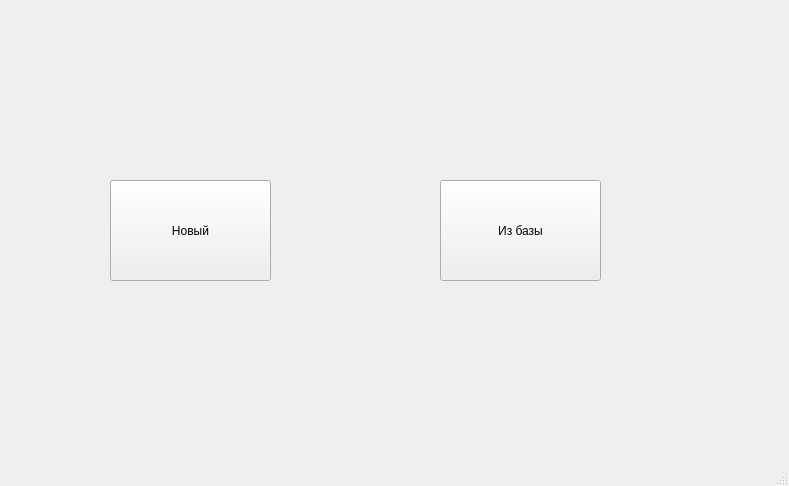
This is qt/add_s.ui in andrei-229/valanter_app as Qt 5 draws it before an edit. The edited form follows.
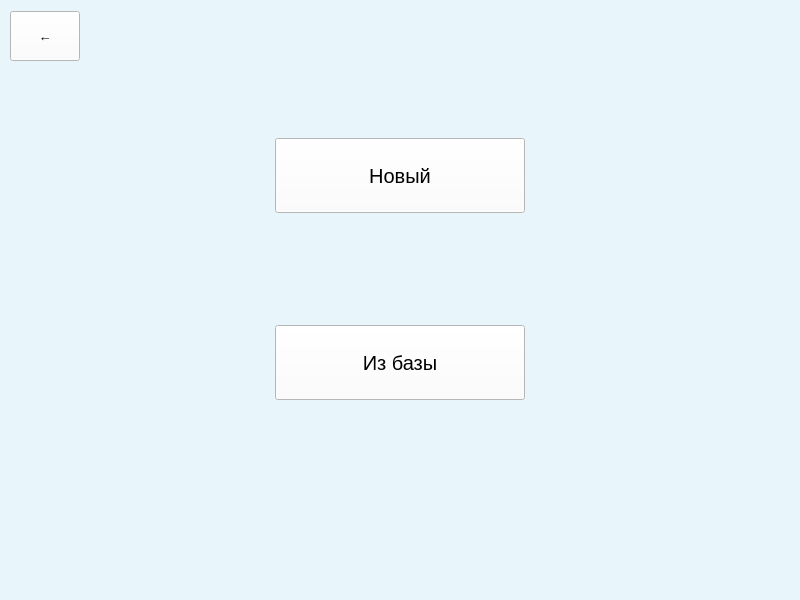
This is the edited form.

What changed in the file:
```diff
--- a/qt/add_s.ui
+++ b/qt/add_s.ui
@@ -6,39 +6,186 @@
    <rect>
     <x>0</x>
     <y>0</y>
-    <width>789</width>
-    <height>486</height>
+    <width>800</width>
+    <height>600</height>
    </rect>
   </property>
+  <property name="minimumSize">
+   <size>
+    <width>800</width>
+    <height>600</height>
+   </size>
+  </property>
+  <property name="maximumSize">
+   <size>
+    <width>800</width>
+    <height>600</height>
+   </size>
+  </property>
+  <property name="font">
+   <font>
+    <underline>false</underline>
+   </font>
+  </property>
+  <property name="mouseTracking">
+   <bool>true</bool>
+  </property>
+  <property name="tabletTracking">
+   <bool>true</bool>
+  </property>
   <property name="windowTitle">
    <string>Добавление студента в мероприятие</string>
   </property>
+  <property name="styleSheet">
+   <string notr="true">background-color: rgb(232, 245, 250);</string>
+  </property>
   <widget class="QWidget" name="centralwidget">
-   <widget class="QPushButton" name="new_s">
+   <widget class="QWidget" name="horizontalLayoutWidget">
     <property name="geometry">
      <rect>
-      <x>110</x>
-      <y>180</y>
-      <width>161</width>
-      <height>101</height>
+      <x>10</x>
+      <y>120</y>
+      <width>781</width>
+      <height>111</height>
      </rect>
     </property>
-    <property name="text">
-     <string>Новый</string>
+    <layout class="QHBoxLayout" name="horizontalLayout">
+     <item alignment="Qt::AlignHCenter|Qt::AlignVCenter">
+      <widget class="QPushButton" name="new_student_btn">
+       <property name="minimumSize">
+        <size>
+         <width>250</width>
+         <height>75</height>
+        </size>
+       </property>
+       <property name="maximumSize">
+        <size>
+         <width>250</width>
+         <height>50</height>
+        </size>
+       </property>
+       <property name="font">
+        <font>
+         <pointsize>15</pointsize>
+        </font>
+       </property>
+       <property name="mouseTracking">
+        <bool>true</bool>
+       </property>
+       <property name="styleSheet">
+        <string notr="true">background-color: rgb(255, 255, 255);
+</string>
+       </property>
+       <property name="text">
+        <string>Новый</string>
+       </property>
+      </widget>
+     </item>
+    </layout>
+   </widget>
+   <widget class="QWidget" name="horizontalLayoutWidget_2">
+    <property name="geometry">
+     <rect>
+      <x>10</x>
+      <y>290</y>
+      <width>781</width>
+      <height>121</height>
+     </rect>
     </property>
+    <layout class="QHBoxLayout" name="horizontalLayout_2">
+     <item>
+      <widget class="QPushButton" name="from_baze_btn">
+       <property name="enabled">
+        <bool>true</bool>
+       </property>
+       <property name="minimumSize">
+        <size>
+         <width>250</width>
+         <height>75</height>
+        </size>
+       </property>
+       <property name="maximumSize">
+        <size>
+         <width>250</width>
+         <height>50</height>
+        </size>
+       </property>
+       <property name="font">
+        <font>
+         <pointsize>15</pointsize>
+        </font>
+       </property>
+       <property name="cursor">
+        <cursorShape>CrossCursor</cursorShape>
+       </property>
+       <property name="mouseTracking">
+        <bool>true</bool>
+       </property>
+       <property name="styleSheet">
+        <string notr="true">background-color: rgb(255, 255, 255);
+alternate-background-color: rgb(242, 255, 235);</string>
+       </property>
+       <property name="text">
+        <string>Из базы</string>
+       </property>
+      </widget>
+     </item>
+    </layout>
    </widget>
-   <widget class="QPushButton" name="iz_baz_but">
+   <widget class="QWidget" name="layoutWidget">
     <property name="geometry">
      <rect>
-      <x>440</x>
-      <y>180</y>
-      <width>161</width>
-      <height>101</height>
+      <x>10</x>
+      <y>10</y>
+      <width>781</width>
+      <height>52</height>
      </rect>
     </property>
-    <property name="text">
-     <string>Из базы</string>
-    </property>
+    <layout class="QGridLayout" name="gridLayout_4">
+     <item row="0" column="0">
+      <widget class="QPushButton" name="back_but">
+       <property name="minimumSize">
+        <size>
+         <width>70</width>
+         <height>50</height>
+        </size>
+       </property>
+       <property name="maximumSize">
+        <size>
+         <width>70</width>
+         <height>50</height>
+        </size>
+       </property>
+       <property name="font">
+        <font>
+         <pointsize>10</pointsize>
+        </font>
+       </property>
+       <property name="mouseTracking">
+        <bool>true</bool>
+       </property>
+       <property name="styleSheet">
+        <string notr="true">background-color: rgb(255, 255, 255);</string>
+       </property>
+       <property name="text">
+        <string>←</string>
+       </property>
+      </widget>
+     </item>
+     <item row="0" column="1">
+      <spacer name="horizontalSpacer">
+       <property name="orientation">
+        <enum>Qt::Horizontal</enum>
+       </property>
+       <property name="sizeHint" stdset="0">
+        <size>
+         <width>40</width>
+         <height>20</height>
+        </size>
+       </property>
+      </spacer>
+     </item>
+    </layout>
    </widget>
   </widget>
   <widget class="QMenuBar" name="menubar">
```
Left out of the diff: 4 changed lines with no effect on the pictures.
